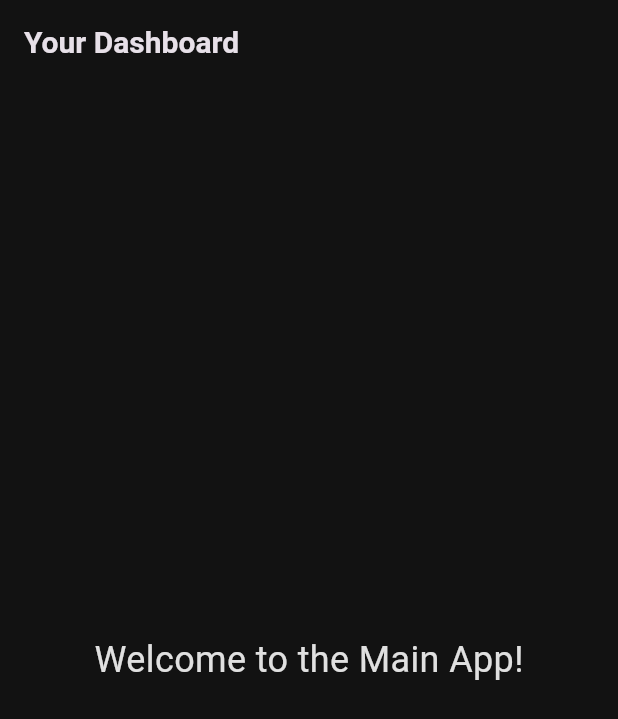
After one commit to devrugu/health_ai_app, a Flutter app: the DashboardScreen screen opened directly, on a phone screen of 412 x 824 dp. The commit adds this screen. Shown: the top 719 px of the screen. Run offline on Flutter 3.47's test engine with Material 3 defaults, Android fonts, the phone set to English and light mode, and no system bars; our stand-ins replace flutter_animate.

Commit message:
feat(navigation): Implement post-onboarding navigation to dashboard

```diff
--- /dev/null
+++ b/lib/src/features/dashboard/presentation/screens/dashboard_screen.dart
@@ -0,0 +1,23 @@
+// lib/src/features/dashboard/presentation/screens/dashboard_screen.dart
+
+import 'package:flutter/material.dart';
+
+class DashboardScreen extends StatelessWidget {
+  const DashboardScreen({super.key});
+
+  @override
+  Widget build(BuildContext context) {
+    return Scaffold(
+      appBar: AppBar(
+        title: const Text('Your Dashboard'),
+        automaticallyImplyLeading: false, // Removes the back button
+      ),
+      body: const Center(
+        child: Text(
+          'Welcome to the Main App!',
+          style: TextStyle(fontSize: 24),
+        ),
+      ),
+    );
+  }
+}
```
Also changed, not shown: lib/src/features/onboarding/presentation/screens/onboarding_details_screen.dart (+6 -2 lines).
